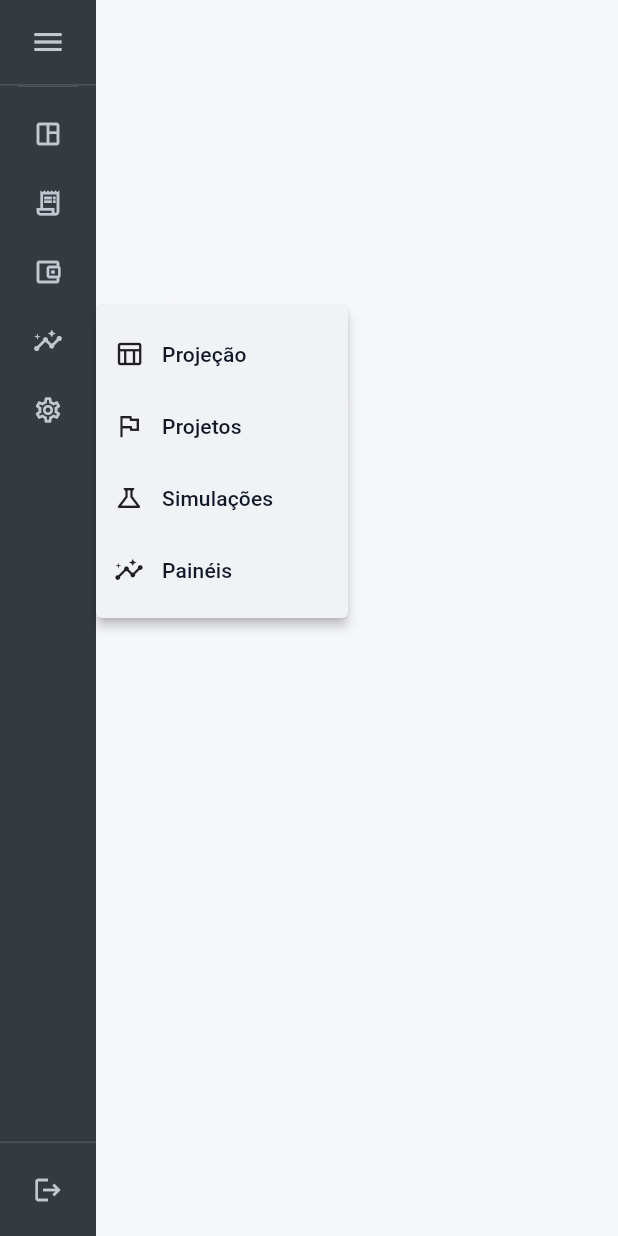
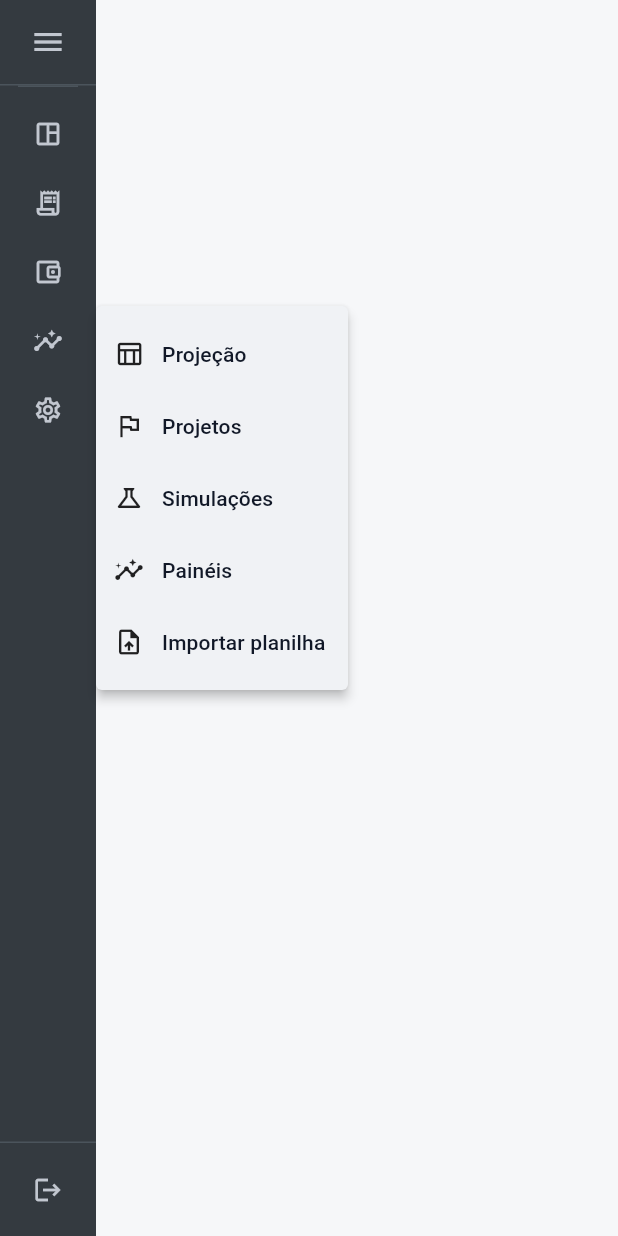
Before and after one commit to ivoalexandre86-bit/financas-app, a Flutter app: the SideMenu widget shown alone on an empty page, opened directly with empty values, after a tap on the "insights" icon, on a phone screen of 412 x 824 dp. Run offline on Flutter 3.47's test engine with Material 3 defaults, Android fonts, the phone set to English and light mode, and no system bars; our stand-ins replace file_picker, sembast, sembast_web; missing offline and left inert: dart:js_interop, excel; accounts and stored records are empty.

Commit message:
Menu: Faturas em Lançamentos e Importar planilha em Planejamento (#41)
Claude-Session: https://claude.ai/code/session_018HiFc6e1snQtDRvvdYiE6L

Co-authored-by: Claude <noreply@anthropic.com>

```diff
--- a/lib/ui/app_shell.dart
+++ b/lib/ui/app_shell.dart
@@ -182,8 +182,8 @@ const _home = _Dest(
   HomeScreen(),
 );
 
-/// Hierarquia do menu, na ordem do uso: lançar → acompanhar contas e
-/// cartões → planejar → configurar.
+/// Hierarquia do menu, na ordem do uso: lançar (inclui faturas) → contas e
+/// cartões → planejar (inclui importar planilha) → configurar.
 const _groups = <_Group>[
   _Group('entries', Icons.receipt_long_outlined, 'Lançamentos', [
     _Dest(
@@ -199,6 +199,7 @@ const _groups = <_Group>[
       'Parcelamentos',
       InstallmentsScreen(),
     ),
+    _Dest('invoices', Icons.receipt_outlined, 'Faturas', InvoicesScreen()),
     _Dest(
       'other-entries',
       Icons.call_split,
@@ -206,12 +207,6 @@ const _groups = <_Group>[
       SimulationsScreen(initialTab: 1),
     ),
     _Dest('shared', Icons.groups_outlined, 'Compartilhadas', SharedScreen()),
-    _Dest(
-      'import',
-      Icons.upload_file,
-      'Importar planilha',
-      ExpenseImportScreen(),
-    ),
   ]),
   _Group('wallet', Icons.account_balance_wallet_outlined, 'Contas e cartões', [
     _Dest(
@@ -221,7 +216,6 @@ const _groups = <_Group>[
       AccountsScreen(),
     ),
     _Dest('cards', Icons.credit_card, 'Cartões', CardsScreen()),
-    _Dest('invoices', Icons.receipt_outlined, 'Faturas', InvoicesScreen()),
   ]),
   _Group('planning', Icons.insights_outlined, 'Planejamento', [
     _Dest(
@@ -238,6 +232,12 @@ const _groups = <_Group>[
       SimulationsScreen(),
     ),
     _Dest('dashboards', Icons.insights_outlined, 'Painéis', DashboardsScreen()),
+    _Dest(
+      'import',
+      Icons.upload_file,
+      'Importar planilha',
+      ExpenseImportScreen(),
+    ),
   ]),
   _Group('settings-group', Icons.settings_outlined, 'Configurações', [
     _Dest('settings', Icons.tune, 'Preferências', SettingsScreen()),
@@ -422,11 +422,14 @@ class _SideMenuState extends State<SideMenu> {
                         children: [
                           Icon(d.icon, size: 20),
                           const SizedBox(width: 12),
-                          Text(
-                            d.label,
-                            style: d.id == widget.selected
-                                ? const TextStyle(fontWeight: FontWeight.w600)
-                                : null,
+                          Flexible(
+                            child: Text(
+                              d.label,
+                              overflow: TextOverflow.ellipsis,
+                              style: d.id == widget.selected
+                                  ? const TextStyle(fontWeight: FontWeight.w600)
+                                  : null,
+                            ),
                           ),
                         ],
                       ),
```
Also changed, not shown: 1 other file.
